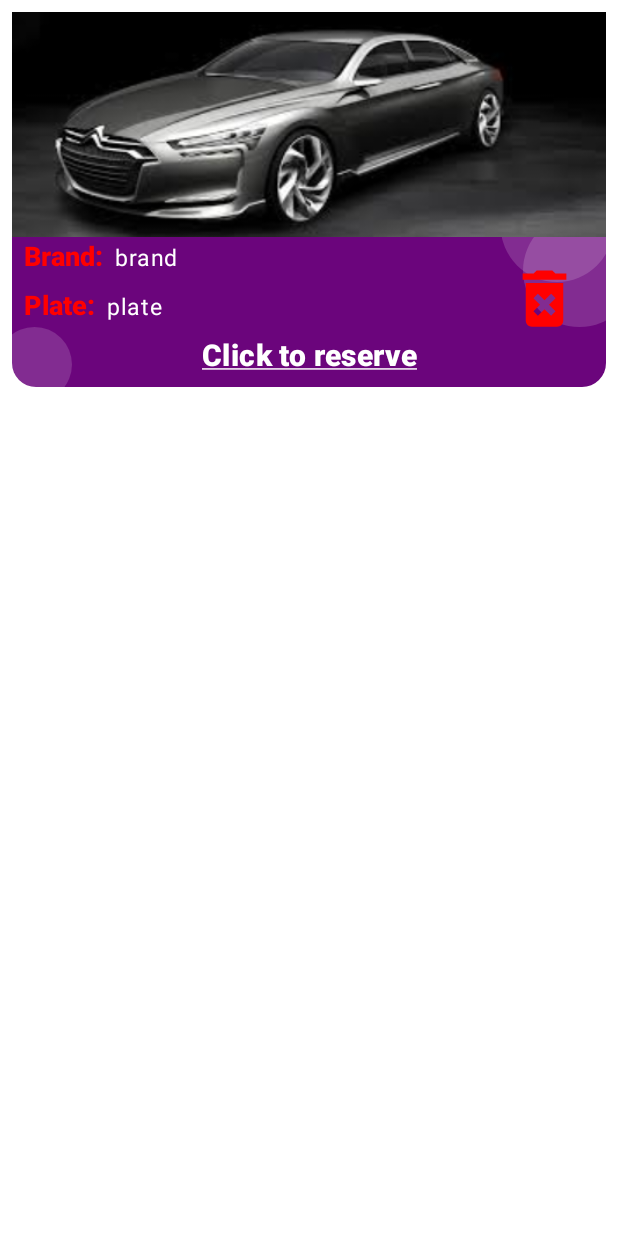
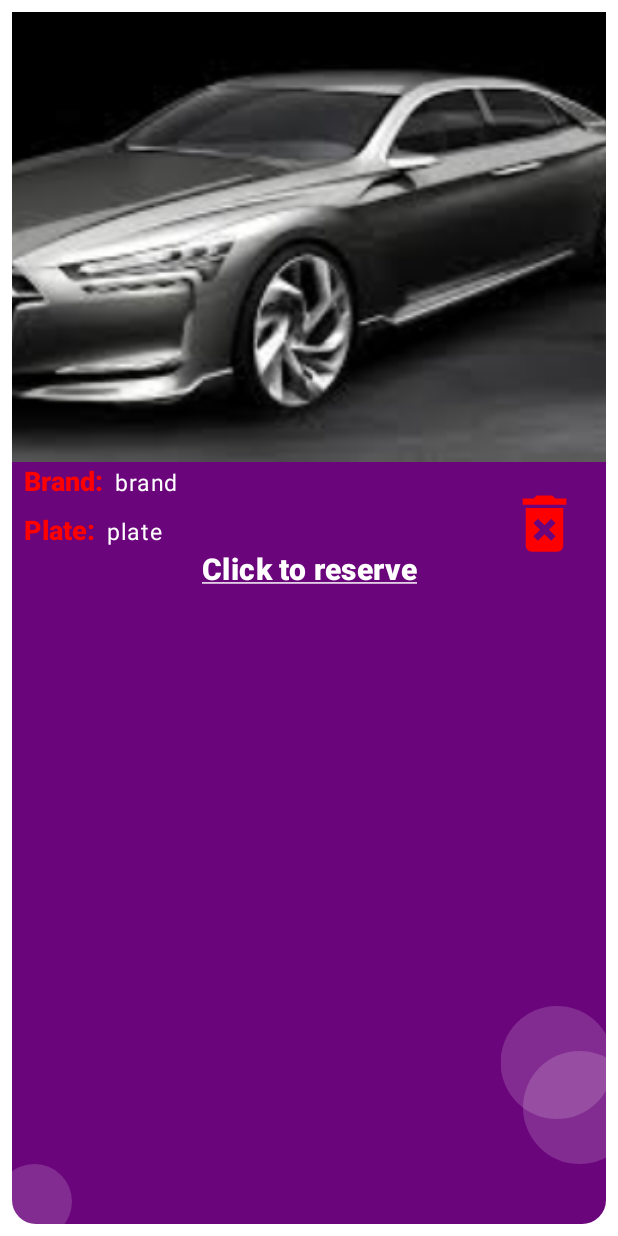
Before and after one commit to Muhammed-Talha-Saglam/Car_Management, an Android app: the layout item_car_list.xml on its own in the app's theme, with its tools: preview values and no code run, on a phone screen of 412 x 824 dp. Run offline under Robolectric (Android 15) with nearby library versions, the phone set to English and light mode, and no system bars.

Commit message:
UI improvements

```diff
--- a/app/src/main/java/com/example/carmanagement/model/UserHistory.kt
+++ b/app/src/main/java/com/example/carmanagement/model/UserHistory.kt
@@ -1,5 +1,6 @@
 package com.example.carmanagement.model
 
+import android.graphics.Bitmap
 import androidx.room.Entity
 import androidx.room.PrimaryKey
 import java.time.LocalDateTime
@@ -13,5 +14,6 @@ data class UserHistory(
     val reservationsEnd: LocalDateTime,
     val brand: String,
     val plate: String,
+    val carImage: Bitmap,
     val userOwnerId: Int
 )
--- a/app/src/main/java/com/example/carmanagement/views/fragments/carListPage/CarListFragment.kt
+++ b/app/src/main/java/com/example/carmanagement/views/fragments/carListPage/CarListFragment.kt
@@ -132,6 +132,7 @@ class CarListFragment : Fragment(R.layout.fragment_car_list), OnItemClickListene
                     brand = car.brand,
                     plate = car.plate,
                     carId = car.carId,
+                    carImage = car.image,
                     requireContext()
                 )
 
--- a/app/src/main/java/com/example/carmanagement/views/fragments/carListPage/CarListViewModel.kt
+++ b/app/src/main/java/com/example/carmanagement/views/fragments/carListPage/CarListViewModel.kt
@@ -1,6 +1,7 @@
 package com.example.carmanagement.views.fragments.carListPage
 
 import android.content.Context
+import android.graphics.Bitmap
 import android.util.Log
 import android.widget.Toast
 import androidx.hilt.lifecycle.ViewModelInject
@@ -94,6 +95,7 @@ class CarListViewModel @ViewModelInject constructor(
         brand: String,
         plate: String,
         carId: Int,
+        carImage: Bitmap,
         context: Context
     ) {
 
@@ -110,6 +112,7 @@ class CarListViewModel @ViewModelInject constructor(
                 reservationsEnd = endLocalDateTime.value!!,
                 brand = brand,
                 plate = plate,
+                carImage = carImage,
                 userOwnerId = currentUser.value!!.userId
             )
             carDao.insertUserHistory(userHistory)
--- a/app/src/main/java/com/example/carmanagement/views/fragments/userHistoryPage/UserHistoryAdapter.kt
+++ b/app/src/main/java/com/example/carmanagement/views/fragments/userHistoryPage/UserHistoryAdapter.kt
@@ -18,10 +18,13 @@ class UserHistoryAdapter : ListAdapter<UserHistory, UserHistoryAdapter.UserHisto
         fun bind(userHistory: UserHistory) {
 
             binding.apply {
+                carPic.setImageBitmap(userHistory.carImage)
                 carBrand.text = userHistory.brand
                 carPlate.text = userHistory.plate
                 startDate.text = userHistory.reservationStart.toStringDateAndTime()
                 endDate.text = userHistory.reservationsEnd.toStringDateAndTime()
+
+
             }
 
         }
--- a/app/src/main/res/layout/item_car_list.xml
+++ b/app/src/main/res/layout/item_car_list.xml
@@ -1,10 +1,8 @@
 <?xml version="1.0" encoding="utf-8"?>
-
-
 <RelativeLayout xmlns:android="http://schemas.android.com/apk/res/android"
     xmlns:app="http://schemas.android.com/apk/res-auto"
     android:layout_width="match_parent"
-    android:layout_height="250dp"
+    android:layout_height="wrap_content"
     android:layout_margin="8dp"
     android:background="@drawable/bg_car_list_item">
 
@@ -29,9 +27,8 @@
 
     <ImageView
         android:id="@+id/car_pic"
-        android:layout_width="fill_parent"
-        android:layout_height="150dp"
-        android:layout_gravity="center"
+        android:layout_width="match_parent"
+        android:layout_height="300dp"
         android:scaleType="centerCrop"
         android:src="@drawable/car" />
 
@@ -80,19 +77,18 @@
         android:layout_toRightOf="@id/label_plate"
         android:text="plate"
         style="@style/TextAppearance.App.Body1"
-
         />
 
     <TextView
         android:id="@+id/text_click_to_reserve"
         style="@style/TextAppearance.App.HeadLine6"
-        android:textSize="20sp"
         android:layout_width="match_parent"
         android:layout_height="wrap_content"
-        android:layout_alignParentBottom="true"
+        android:layout_below="@id/label_plate"
         android:layout_marginBottom="8dp"
         android:gravity="center"
-        android:text="@string/click_to_reserve" />
+        android:text="@string/click_to_reserve"
+        android:textSize="20sp" />
 
     <View
         android:layout_width="50dp"
@@ -107,12 +103,10 @@
         android:id="@+id/delete_car"
         android:layout_width="50dp"
         android:layout_height="50dp"
-        android:src="@drawable/ic_delete"
-        android:layout_marginTop="@dimen/margin_medium"
-        android:layout_marginEnd="@dimen/margin_medium"
         android:layout_below="@id/car_pic"
         android:layout_alignParentEnd="true"
-        />
-
+        android:layout_marginVertical="@dimen/margin_medium"
+        android:layout_marginEnd="@dimen/margin_medium"
+        android:src="@drawable/ic_delete" />
 
 </RelativeLayout>
--- a/app/src/main/res/layout/item_user_history.xml
+++ b/app/src/main/res/layout/item_user_history.xml
@@ -33,7 +33,7 @@
     <ImageView
         android:id="@+id/car_pic"
         android:layout_width="match_parent"
-        android:layout_height="wrap_content"
+        android:layout_height="300dp"
         android:scaleType="centerCrop"
         android:src="@drawable/car" />
 
```
